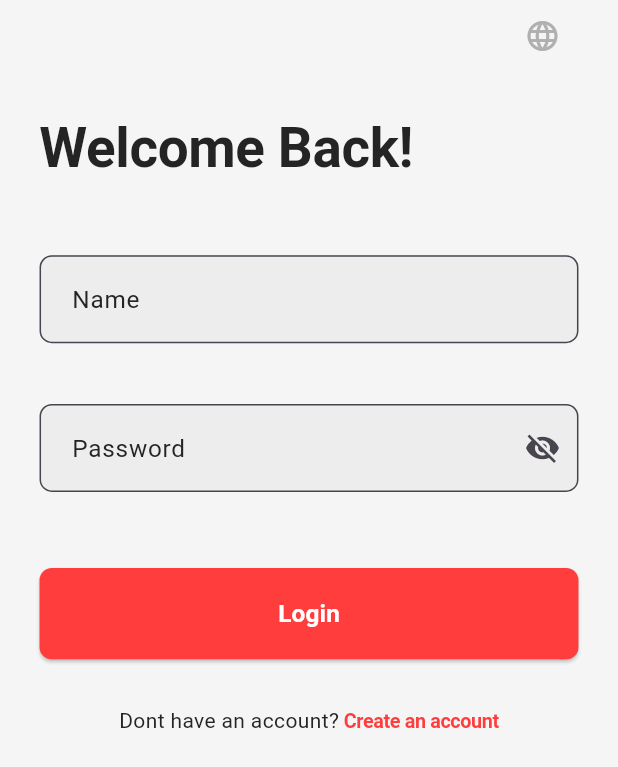
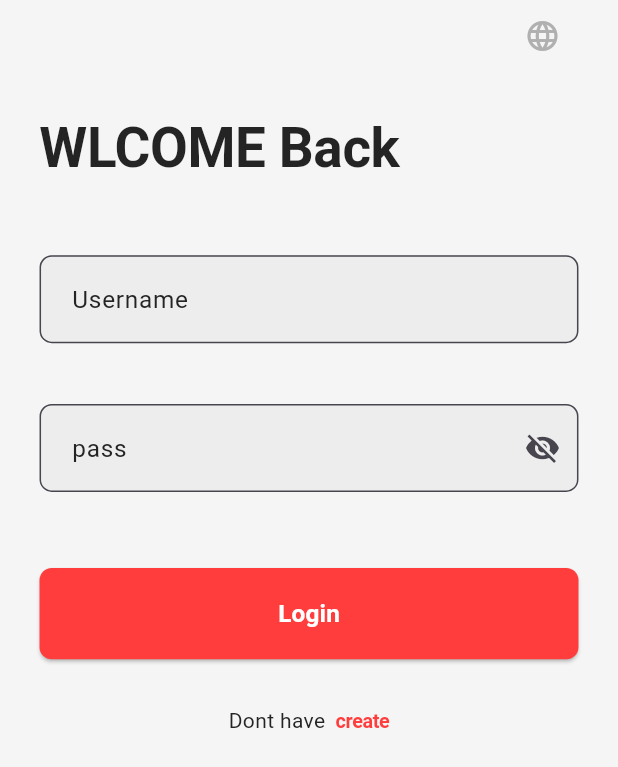
Before and after one commit to habibagamal23/ecommerce_amit_65, a Flutter app: the screen it shows after launch, on a phone screen of 412 x 824 dp. Shown: the top 767 px of the screen. Run offline on Flutter 3.47's test engine with Material 3 defaults, Android fonts, the phone set to English and light mode, and no system bars; our stand-ins replace bloc, flutter_bloc, flutter_screenutil, shared_preferences.

Commit message:
before loc

```diff
--- a/lib/LogicApp/langugue_state.dart
+++ /dev/null
@@ -1,13 +0,0 @@
-part of 'langugue_cubit.dart';
-
-@immutable
-sealed class LangugueState {}
-
-class LanguageInitial extends LangugueState {
-  LanguageInitial();
-}
-
-class LanguageChanged extends LangugueState {
-  final Locale locale;
-  LanguageChanged(this.locale);
-}
--- a/lib/core/networks/AuthService.dart
+++ /dev/null
@@ -1,65 +0,0 @@
-import 'package:dio/dio.dart';
-import 'package:pretty_dio_logger/pretty_dio_logger.dart';
-import '../../features/login/model/loginreqbody.dart';
-import '../../features/login/model/loginrespone.dart';
-
-class AuthService {
-  final Dio _dio;
-
-  AuthService()
-      : _dio = Dio(
-          BaseOptions(
-              baseUrl: 'https://fakestoreapi.com',
-              connectTimeout: Duration(seconds: 5),
-              receiveTimeout: Duration(seconds: 3)),
-
-        ) {
-    _dio.interceptors.add(PrettyDioLogger(
-      requestHeader: true,
-      requestBody: true,
-      responseBody: true,
-      responseHeader: true,
-      error: true,
-      compact: false,
-      maxWidth: 90,
-    ));
-
-    _dio.interceptors.add(InterceptorsWrapper(
-      onError: (DioError e, ErrorInterceptorHandler handler) {
-        print('Error: ${e.message}');
-        return handler.next(e);
-      },
-    ));
-  }
-
-  Future<LoginResponse?> login(LoginRequestBody loginBody) async {
-    try {
-      final response = await _dio.post(
-        '/auth/login',
-        data: loginBody.toJson(),
-      );
-
-      if (response.statusCode == 200 && response.data['token'] != null) {
-        return LoginResponse.fromJson(response.data);
-      } else {
-        throw Exception("Failed to login. No token received.");
-      }
-    } on DioError catch (e) {
-      // Handle Dio-specific errors
-      if (e.type == DioErrorType.connectionError) {
-        print("Connection error: ${e.message}");
-      } else if (e.type == DioErrorType.receiveTimeout) {
-        print("Receive timeout error: ${e.message}");
-      } else if (e.type == DioErrorType.badResponse) {
-        print("Invalid response: ${e.response?.data}");
-      } else {
-        print("Login error: ${e.message}");
-      }
-      return null;
-    } catch (e) {
-      // Catch other unexpected errors
-      print("Unexpected error: $e");
-      return null;
-    }
-  }
-}
--- a/lib/core/utils/constent.dart
+++ b/lib/core/utils/constent.dart
@@ -1,4 +1,5 @@
 
 class Constant {
-  static const String userToken = 'userToken';
+
+
 }
--- a/lib/features/login/logic/login_cubit.dart
+++ b/lib/features/login/logic/login_cubit.dart
@@ -11,9 +11,8 @@ import '../model/loginrespone.dart';
 part 'login_state.dart';
 
 class LoginCubit extends Cubit<LoginState> {
-  final AuthService _authService;
 
-  LoginCubit(this._authService) : super(LoginInitial());
+  LoginCubit() : super(LoginInitial());
 
   final TextEditingController usernameController = TextEditingController();
   final TextEditingController passwordController = TextEditingController();
@@ -26,31 +25,7 @@ class LoginCubit extends Cubit<LoginState> {
     emit(LoginpassToggle(ispass));
   }
 
-  Future<void> login() async {
-    if (!formKey.currentState!.validate()) {
-      return;
-    }
 
-    emit(LoginLoading());
-    try {
-      final loginBody = LoginRequestBody(
-        username: usernameController.text,
-        password: passwordController.text,
-      );
-
-      final LoginResponse? response = await _authService.login(loginBody);
-
-      if (response != null) {
-        await SharedPrefsHelper.setToken(response.token);
-
-        emit(LoginSuccess(response.token));
-      } else {
-        emit(LoginFailure("Login failed. Invalid username or password."));
-      }
-    } catch (e) {
-      emit(LoginFailure("Login error: ${e.toString()}"));
-    }
-  }
 
   @override
   Future<void> close() {
--- a/lib/features/login/ui/loginscreen.dart
+++ b/lib/features/login/ui/loginscreen.dart
@@ -1,17 +1,10 @@
-import 'package:easy_localization/easy_localization.dart';
 import 'package:ecommerce65/core/utils/colors.dart';
 import 'package:ecommerce65/features/login/ui/widgets/DontHaveAccountText.dart';
 import 'package:ecommerce65/features/login/ui/widgets/EmailAndPassword.dart';
 import 'package:flutter/material.dart';
-import 'package:flutter_bloc/flutter_bloc.dart';
 import 'package:flutter_screenutil/flutter_screenutil.dart';
-
-import '../../../LogicApp/langugue_cubit.dart';
-
 import '../../../core/utils/spacing.dart';
 import '../../../core/widgets/cusombutton.dart';
-import '../../../generated/locale_keys.g.dart';
-import '../logic/login_cubit.dart';
 
 class Loginscreen extends StatelessWidget {
   Loginscreen({super.key});
@@ -32,18 +25,12 @@ class Loginscreen extends StatelessWidget {
                   child: IconButton(
                     icon: const Icon(Icons.language),
                     onPressed: () {
-                      final newLanguageCode =
-                          context.locale.languageCode == 'en' ? 'ar' : 'en';
-                      context
-                          .read<LangugueCubit>()
-                          .changeLanguage(newLanguageCode);
-                      context.setLocale(Locale(newLanguageCode));
-                    },
+                       },
                   ),
                 ),
                 verticalSpace(30),
                 Text(
-                  LocaleKeys.Authentication_title_Login.tr(),
+                  'WLCOME Back',
                   style: Theme.of(context)
                       .textTheme
                       .displayLarge
@@ -52,29 +39,12 @@ class Loginscreen extends StatelessWidget {
                 verticalSpace(50),
                 EmailAndPassword(),
                 verticalSpace(50),
-                BlocConsumer<LoginCubit, LoginState>(
-                  listener: (context, state) {
-                    if (state is LoginSuccess) {
-                      ScaffoldMessenger.of(context).showSnackBar(
-                        SnackBar(content: Text("Login Successful!") , backgroundColor: ColorsManager.mainGreen,),
-                      );
-                    } else if (state is LoginFailure) {
-                      ScaffoldMessenger.of(context).showSnackBar(
-                        SnackBar(content: Text(state.error) , backgroundColor: ColorsManager.mainRed,),
-                      );
-                    }
-                  },
-                  builder: (context, state) {
-                    if (state is LoginLoading) {
-                      return Center(child: CircularProgressIndicator());
-                    }
 
-                    return CustomButton(
-                      text: LocaleKeys.Authentication_Login_bottom.tr(),
-                      onPressed: () => context.read<LoginCubit>().login(),
-                    );
-                  },
-                ),
+                     CustomButton(
+                      text: 'Login',
+                      onPressed: () {}
+                    ),
+
                 verticalSpace(30),
                 DontHaveAccountText(),
               ],
--- a/lib/features/login/ui/widgets/DontHaveAccountText.dart
+++ b/lib/features/login/ui/widgets/DontHaveAccountText.dart
@@ -2,11 +2,9 @@ import 'package:ecommerce65/core/utils/extention.dart';
 import 'package:ecommerce65/core/utils/spacing.dart';
 import 'package:flutter/gestures.dart';
 import 'package:flutter/material.dart';
-import 'package:easy_localization/easy_localization.dart';
 import 'package:flutter_screenutil/flutter_screenutil.dart';
 import '../../../../core/routs/routs.dart';
 import '../../../../core/utils/colors.dart';
-import '../../../../generated/locale_keys.g.dart';
 
 class DontHaveAccountText extends StatelessWidget {
   const DontHaveAccountText({Key? key}) : super(key: key);
@@ -19,18 +17,16 @@ class DontHaveAccountText extends StatelessWidget {
         text: TextSpan(
           children: [
             TextSpan(
-              text: LocaleKeys.Authentication_dont_have_account.tr(),
+              text: 'Dont have ',
               style: Theme.of(context).textTheme.bodyMedium,
             ),
             TextSpan(
-              text: ' ${LocaleKeys.Authentication_create_account.tr()}',
-              style: Theme.of(context).textTheme.displayLarge?.copyWith(
-                    color: ColorsManager.mainRed,
-                fontSize: 13.sp
-                  ),
-              recognizer: TapGestureRecognizer()
-                ..onTap = () {
-                },
+              text: ' create ',
+              style: Theme.of(context)
+                  .textTheme
+                  .displayLarge
+                  ?.copyWith(color: ColorsManager.mainRed, fontSize: 13.sp),
+              recognizer: TapGestureRecognizer()..onTap = () {},
             ),
           ],
         ),
--- a/lib/features/login/ui/widgets/EmailAndPassword.dart
+++ b/lib/features/login/ui/widgets/EmailAndPassword.dart
@@ -1,11 +1,8 @@
-import 'package:easy_localization/easy_localization.dart';
 import 'package:flutter/material.dart';
 import 'package:flutter_bloc/flutter_bloc.dart';
 
-import '../../../../core/utils/appregx.dart';
 import '../../../../core/utils/spacing.dart';
 import '../../../../core/widgets/textfieldcutom.dart';
-import '../../../../generated/locale_keys.g.dart';
 import '../../logic/login_cubit.dart';
 
 class EmailAndPassword extends StatelessWidget {
@@ -20,12 +17,12 @@ class EmailAndPassword extends StatelessWidget {
       child: Column(
         children: [
           CustomFormTextField(
-            labelText: LocaleKeys.Authentication_user_name.tr(),
-            hintText: LocaleKeys.Authentication_user_name.tr(),
+            labelText: 'Username',
+            hintText: 'Username',
             controller: loginCubit.usernameController,
             validator: (value) {
               if (value == null || value.isEmpty) {
-                return LocaleKeys.Authentication_enterEmail.tr();
+                return 'Username';
               }
               return null;
             },
@@ -40,8 +37,8 @@ class EmailAndPassword extends StatelessWidget {
 
               return CustomFormTextField(
                 isObscureText: !isPasswordVisible,
-                labelText: LocaleKeys.Authentication_password.tr(),
-                hintText: LocaleKeys.Authentication_password.tr(),
+                labelText: 'pass',
+                hintText: 'pass',
                 controller: loginCubit.passwordController,
                 suffixIcon: IconButton(
                   onPressed: () {
@@ -53,7 +50,7 @@ class EmailAndPassword extends StatelessWidget {
                 ),
                 validator: (value) {
                   if (value == null || value.isEmpty) {
-                    return LocaleKeys.Authentication_enterPassword.tr();
+                    return 'pass';
                   }
                   return null;
                 },
--- a/lib/myApp.dart
+++ b/lib/myApp.dart
@@ -1,10 +1,8 @@
-import 'package:easy_localization/easy_localization.dart';
 import 'package:flutter/material.dart';
 import 'package:flutter_bloc/flutter_bloc.dart';
 import 'package:flutter_screenutil/flutter_screenutil.dart';
 
 import 'LogicApp/ThemeLogic/theme_cubit.dart';
-import 'LogicApp/langugue_cubit.dart';
 import 'core/routs/approuter.dart';
 import 'core/routs/routs.dart';
 
@@ -16,13 +14,6 @@ class MyApp extends StatelessWidget {
     return BlocBuilder<ThemeCubit, ThemeState>(
       builder: (context, themeState) {
         final themeData = themeState.themedate;
-
-        return BlocBuilder<LangugueCubit, LangugueState>(
-          builder: (context, languageState) {
-            final locale = languageState is LanguageChanged
-                ? languageState.locale
-                : const Locale('en');
-
         return ScreenUtilInit(
           designSize: const Size(375, 812),
           minTextAdapt: true,
@@ -31,14 +22,6 @@ class MyApp extends StatelessWidget {
               debugShowCheckedModeBanner: false,
               title: 'Stylish',
               theme: themeData,
-                  locale: locale,
-                  localizationsDelegates: context.localizationDelegates,
-                  supportedLocales: context.supportedLocales,
-                  localeResolutionCallback: (locale, supportedLocales) {
-                    return supportedLocales.contains(locale)
-                        ? locale
-                        : const Locale('en');
-                  },
               initialRoute: Routes.loginScreen,
               onGenerateRoute: AppRouter.generateRoute,
             );
@@ -46,7 +29,5 @@ class MyApp extends StatelessWidget {
         );
       },
     );
-      },
-    );
   }
 }
--- a/pubspec.yaml
+++ b/pubspec.yaml
@@ -40,7 +40,7 @@ dependencies:
   shared_preferences: ^2.3.2
   dio:
   pretty_dio_logger: ^1.3.1
-  easy_localization: ^3.0.7
+
 
 
 dev_dependencies:
```
Also changed, not shown: lib/LogicApp/langugue_cubit.dart (deleted, +0 -27 lines), lib/main.dart (+6 -20 lines), lib/features/register/model/rigistermodel.dart (deleted), lib/generated/codegen_loader.g.dart (deleted), lib/generated/locale_keys.g.dart (deleted), pubspec.lock. Lines whose indentation alone changed are shown as unchanged.
